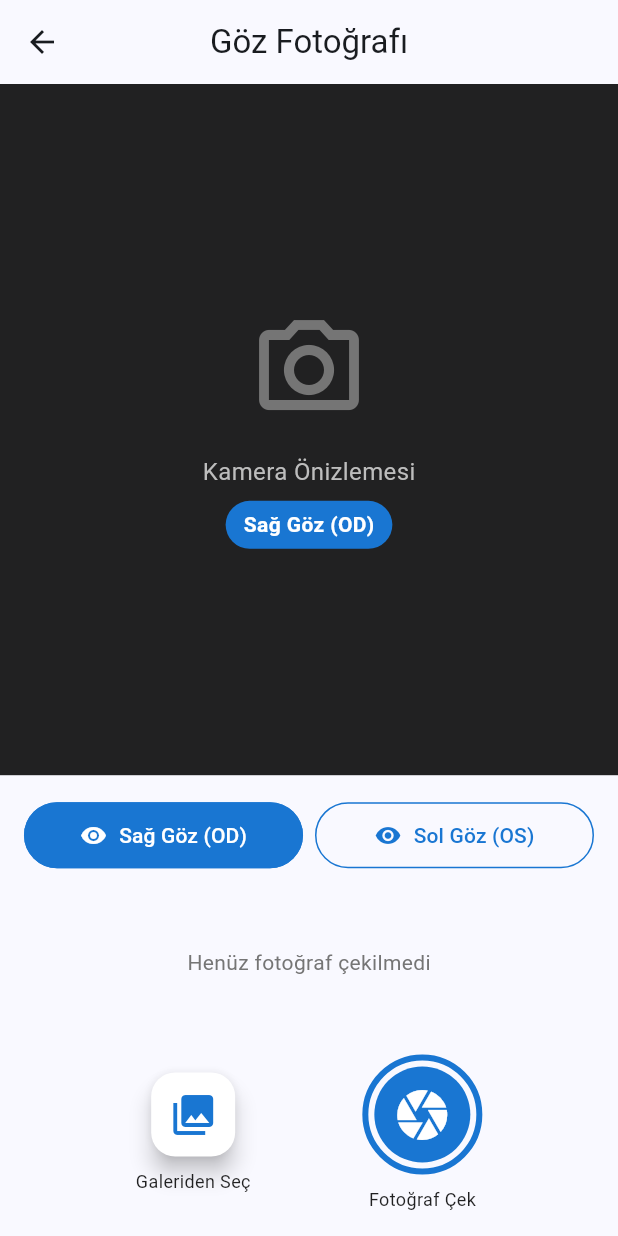
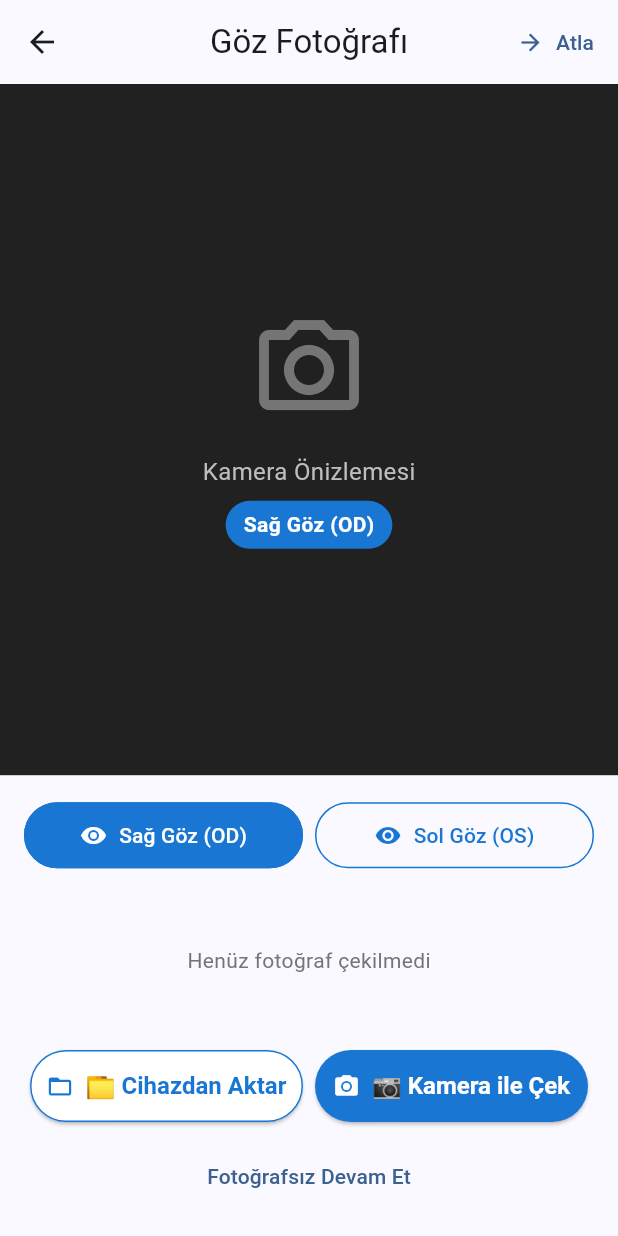
Before and after one commit to kaansr2/eye-exam-assistant, a Flutter app: the CameraScreen screen opened by its route, on a phone screen of 412 x 824 dp. Run offline on Flutter 3.47's test engine with Material 3 defaults, Android fonts, the phone set to English and light mode, and no system bars; our stand-ins replace flutter_dotenv, google_generative_ai, image_picker, permission_handler, shared_preferences, speech_to_text; accounts and stored records are empty.

Commit message:
Add .env support, enhance transcript parser, create examination detail screen, and improve camera UI
Co-authored-by: kaansr2 <237993289+kaansr2@users.noreply.github.com>

```diff
--- a/mobile/lib/screens/camera_screen.dart
+++ b/mobile/lib/screens/camera_screen.dart
@@ -145,6 +145,12 @@ class _CameraScreenState extends State<CameraScreen> {
     context.read<ExaminationProvider>().removeEyeImage(index);
   }
 
+  /// Fotoğrafları atla ve devam et
+  void _skipPhotos() {
+    // Simply proceed to review without photos
+    Navigator.pushNamed(context, '/review');
+  }
+
   /// Onay ekranına git
   void _proceedToReview() {
     Navigator.pushNamed(context, '/review');
@@ -174,11 +180,11 @@ class _CameraScreenState extends State<CameraScreen> {
           appBar: AppBar(
             title: const Text('Göz Fotoğrafı'),
             actions: [
-              if (capturedImages.isNotEmpty)
+              // Always show skip button
               TextButton.icon(
                 onPressed: _proceedToReview,
                 icon: const Icon(Icons.arrow_forward),
-                  label: const Text('İleri'),
+                label: Text(capturedImages.isNotEmpty ? 'İleri' : 'Atla'),
               ),
             ],
           ),
@@ -386,68 +392,65 @@ class _CameraScreenState extends State<CameraScreen> {
     );
   }
 
-  /// Çekim butonları (kamera + galeri)
+  /// Çekim butonları (kamera + galeri + atla)
   Widget _buildCaptureButtons() {
-    return Row(
+    return Column(
+      children: [
+        Row(
           mainAxisAlignment: MainAxisAlignment.spaceEvenly,
           children: [
             // Galeri butonu
-        Column(
-          children: [
-            FloatingActionButton(
-              heroTag: 'gallery',
+            Expanded(
+              child: Padding(
+                padding: const EdgeInsets.symmetric(horizontal: 4),
+                child: ElevatedButton.icon(
                   onPressed: _isCapturing ? null : _pickFromGallery,
+                  style: ElevatedButton.styleFrom(
                     backgroundColor: Colors.white,
                     foregroundColor: AppConfig.primaryColor,
-              child: const Icon(Icons.photo_library, size: 32),
+                    padding: const EdgeInsets.symmetric(vertical: 12),
+                    side: BorderSide(color: AppConfig.primaryColor),
                   ),
-            const SizedBox(height: 8),
-            const Text(
-              'Galeriden Seç',
-              style: TextStyle(fontSize: 12),
+                  icon: const Icon(Icons.folder_open),
+                  label: const Text('📁 Cihazdan Aktar'),
+                ),
+              ),
+            ),
+
+            // Kamera butonu
+            Expanded(
+              child: Padding(
+                padding: const EdgeInsets.symmetric(horizontal: 4),
+                child: ElevatedButton.icon(
+                  onPressed: _isCapturing ? null : _captureImage,
+                  style: ElevatedButton.styleFrom(
+                    backgroundColor: AppConfig.primaryColor,
+                    foregroundColor: Colors.white,
+                    padding: const EdgeInsets.symmetric(vertical: 12),
+                  ),
+                  icon: _isCapturing
+                      ? const SizedBox(
+                          width: 16,
+                          height: 16,
+                          child: CircularProgressIndicator(
+                            strokeWidth: 2,
+                            color: Colors.white,
+                          ),
+                        )
+                      : const Icon(Icons.camera_alt),
+                  label: const Text('📷 Kamera ile Çek'),
+                ),
+              ),
             ),
           ],
         ),
 
-        // Kamera butonu
-        Column(
-          children: [
-            GestureDetector(
-              onTap: _captureImage,
-              child: Container(
-                width: 80,
-                height: 80,
-                decoration: BoxDecoration(
-                  shape: BoxShape.circle,
-                  border: Border.all(color: AppConfig.primaryColor, width: 4),
-                ),
-                child: Container(
-                  margin: const EdgeInsets.all(4),
-                  decoration: BoxDecoration(
-                    shape: BoxShape.circle,
-                    color: _isCapturing ? Colors.grey : AppConfig.primaryColor,
-                  ),
-                  child: _isCapturing
-                      ? const Center(
-                          child: CircularProgressIndicator(
-                            color: Colors.white,
-                            strokeWidth: 2,
-                          ),
-                        )
-                      : const Icon(
-                          Icons.camera,
-                          color: Colors.white,
-                          size: 40,
-                        ),
-                ),
-              ),
-            ),
-            const SizedBox(height: 8),
-            const Text(
-              'Fotoğraf Çek',
-              style: TextStyle(fontSize: 12),
-            ),
-          ],
+        const SizedBox(height: 12),
+
+        // Atla butonu
+        TextButton(
+          onPressed: _skipPhotos,
+          child: const Text('Fotoğrafsız Devam Et'),
         ),
       ],
     );
--- a/mobile/pubspec.yaml
+++ b/mobile/pubspec.yaml
@@ -23,6 +23,7 @@ dependencies:
   avatar_glow: ^3.0.1                 # Pulse animasyonu
   google_generative_ai: ^0.4.0        # Gemini API için
   uuid: ^4.2.1                        # Unique ID için
+  flutter_dotenv: ^5.1.0              # .env dosyası desteği
 
 dev_dependencies:
   flutter_test:
@@ -33,3 +34,4 @@ flutter:
   uses-material-design: true
   assets:
     - assets/images/
+    - .env
```
Also changed, not shown: mobile/lib/main.dart (+11 -0 lines), mobile/lib/screens/examination_detail_screen.dart (added, +480 -0 lines), mobile/lib/screens/home_screen.dart (+9 -4 lines), mobile/lib/services/gemini_service.dart (+66 -6 lines), mobile/lib/services/transcript_parser.dart (+47 -6 lines), 1 other file. Lines whose indentation alone changed are shown as unchanged.
